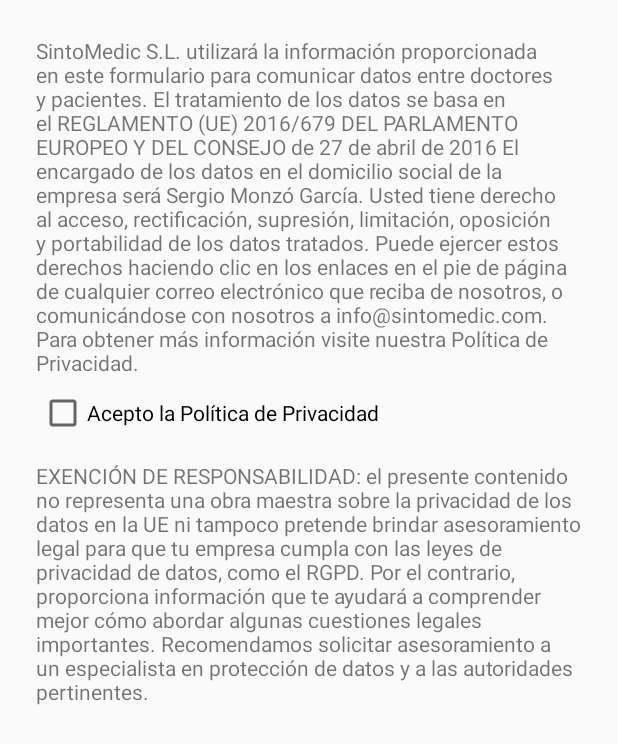
After one commit to Sergiotmg/SintoMedic, an Android app: the layout privacity_dialog.xml on its own in the app's theme, with its tools: preview values and no code run, on a phone screen of 412 x 824 dp. The commit adds this screen. Shown: the top 744 px of the screen. Run offline under Robolectric (Android 15) with nearby library versions, the phone set to English and light mode, and no system bars.

Commit message:
mods campos  temp, presion  pueden ser nulos, muestra nulo + politica privacidad + toast registros

```diff
--- a/app/build.gradle
+++ b/app/build.gradle
@@ -4,7 +4,7 @@ apply plugin: 'com.android.application'
 android {
     compileSdkVersion 28
     defaultConfig {
-        applicationId "com.example.sintomedicCASA"
+        applicationId "com.example.sintomedicCasa"
         minSdkVersion 19
         targetSdkVersion 28
         versionCode 1
--- a/app/src/main/java/com/example/sintomedicCasa/viewmodel/RegisterDoctorViewModel.java
+++ b/app/src/main/java/com/example/sintomedicCasa/viewmodel/RegisterDoctorViewModel.java
@@ -51,7 +51,7 @@ public class RegisterDoctorViewModel extends ViewModel {
         }
     }
 
-    private boolean isRegisterValid() {
+    public boolean isRegisterValid() {
         return isCorreoValid() && isNombreValid() && isApellidosValid()
                 && isDniNieValid() && isNumColegiadoValid() && isContraseniaValid();
     }
--- a/app/src/main/java/com/example/sintomedicCasa/viewmodel/RegisterPacienteViewModel.java
+++ b/app/src/main/java/com/example/sintomedicCasa/viewmodel/RegisterPacienteViewModel.java
@@ -52,7 +52,7 @@ public class RegisterPacienteViewModel extends ViewModel {
         }
     }
 
-    private boolean isRegisterValid() {
+    public boolean isRegisterValid() {
         return isCorreoValid() && isNombreValid() && isApellidosValid()
                 && isDniNieValid() && isContraseniaValid();
     }
--- a/app/src/main/res/layout/activity_show_sintoma_paciente.xml
+++ b/app/src/main/res/layout/activity_show_sintoma_paciente.xml
@@ -102,7 +102,7 @@
             android:layout_marginEnd="16dp"
             android:ems="10"
             android:inputType="none"
-            android:text="@{String.valueOf(vm.sintoma.data.temperatura)}"
+            android:text="@{String.valueOf(vm.sintoma.data.temperatura ?? ``)}"
             android:textColor="@android:color/black"
             android:textSize="18sp"
             app:layout_constraintBaseline_toBaselineOf="@+id/txt_temp_ver"
@@ -117,7 +117,7 @@
             android:layout_marginEnd="16dp"
             android:ems="10"
             android:inputType="none"
-            android:text="@{String.valueOf(vm.sintoma.data.presionArterialAlta)}"
+            android:text="@{String.valueOf(vm.sintoma.data.presionArterialAlta ?? ``)}"
             android:textColor="@android:color/black"
             android:textSize="18sp"
             app:layout_constraintBaseline_toBaselineOf="@+id/txt_presion_alta_ver"
@@ -159,7 +159,7 @@
             android:layout_marginStart="8dp"
             android:layout_marginEnd="16dp"
             android:inputType="none"
-            android:text="@{String.valueOf(vm.sintoma.data.presionArterialBaja)}"
+            android:text="@{String.valueOf(vm.sintoma.data.presionArterialBaja ?? ``)}"
             android:textColor="@android:color/black"
             android:textSize="18sp"
             app:layout_constraintBaseline_toBaselineOf="@+id/txt_presion_baja_ver"
--- a/app/src/main/res/layout/lista_doctores_item.xml
+++ b/app/src/main/res/layout/lista_doctores_item.xml
@@ -11,7 +11,7 @@
 
     <android.support.constraint.ConstraintLayout xmlns:android="http://schemas.android.com/apk/res/android"
         xmlns:app="http://schemas.android.com/apk/res-auto"
-        android:background="@color/FondosBlue"
+        android:background="#f2f2f2"
         android:layout_width="match_parent"
         android:layout_height="wrap_content">
 
@@ -24,7 +24,7 @@
             android:foregroundGravity="center_vertical|center"
             android:gravity="center"
             android:text="@{doctor.nombre + ` ` + doctor.apellidos}"
-            android:textColor="@android:color/darker_gray"
+            android:textColor="@android:color/black"
             android:textSize="18sp"
             app:layout_constraintStart_toStartOf="parent"
             app:layout_constraintTop_toTopOf="parent" />
--- /dev/null
+++ b/app/src/main/res/layout/privacity_dialog.xml
@@ -0,0 +1,60 @@
+<?xml version="1.0" encoding="utf-8"?>
+<FrameLayout xmlns:android="http://schemas.android.com/apk/res/android"
+    xmlns:app="http://schemas.android.com/apk/res-auto"
+    xmlns:tools="http://schemas.android.com/tools"
+    android:layout_width="match_parent"
+    android:layout_height="match_parent">
+
+    <android.support.constraint.ConstraintLayout
+        android:id="@+id/privacity_layout"
+        android:layout_width="match_parent"
+        android:layout_height="wrap_content">
+
+        <ScrollView
+            android:id="@+id/scrollView3"
+            android:layout_width="match_parent"
+            android:layout_height="wrap_content"
+            android:fillViewport="true"
+            app:layout_constraintEnd_toEndOf="parent"
+            app:layout_constraintStart_toStartOf="parent"
+            app:layout_constraintTop_toTopOf="parent">
+
+            <android.support.constraint.ConstraintLayout
+                android:layout_width="match_parent"
+                android:layout_height="wrap_content"
+                android:padding="24dp">
+
+                <TextView
+                    android:id="@+id/textView2"
+                    android:layout_width="match_parent"
+                    android:layout_height="wrap_content"
+                    android:text="SintoMedic S.L. utilizará la información proporcionada en este formulario para comunicar datos entre doctores y pacientes. El tratamiento de los datos se basa en el REGLAMENTO (UE) 2016/679 DEL PARLAMENTO EUROPEO Y DEL CONSEJO de 27 de abril de 2016 El encargado de los datos en el domicilio social de la empresa será Sergio Monzó García. Usted tiene derecho al acceso, rectificación, supresión, limitación, oposición y portabilidad de los datos tratados. Puede ejercer estos derechos haciendo clic en los enlaces en el pie de página de cualquier correo electrónico que reciba de nosotros, o comunicándose con nosotros a info@sintomedic.com. Para obtener más información visite nuestra Política de Privacidad."
+                    app:layout_constraintEnd_toEndOf="parent"
+                    app:layout_constraintStart_toStartOf="parent"
+                    app:layout_constraintTop_toTopOf="parent" />
+
+                <CheckBox
+                    android:id="@+id/checkBoxPrivacity"
+                    android:layout_width="wrap_content"
+                    android:layout_height="wrap_content"
+                    android:layout_marginStart="2dp"
+                    android:layout_marginTop="8dp"
+                    android:text="Acepto la Política de Privacidad"
+                    app:layout_constraintStart_toStartOf="@+id/textView2"
+                    app:layout_constraintTop_toBottomOf="@+id/textView2" />
+
+                <TextView
+                    android:layout_width="match_parent"
+                    android:layout_height="wrap_content"
+                    android:layout_marginTop="16dp"
+                    android:text="EXENCIÓN DE RESPONSABILIDAD: el presente contenido no representa una obra maestra sobre la privacidad de los datos en la UE ni tampoco pretende brindar asesoramiento legal para que tu empresa cumpla con las leyes de privacidad de datos, como el RGPD. Por el contrario, proporciona información que te ayudará a comprender mejor cómo abordar algunas cuestiones legales importantes. Recomendamos solicitar asesoramiento a un especialista en protección de datos y a las autoridades pertinentes."
+                    app:layout_constraintStart_toStartOf="@+id/textView2"
+                    app:layout_constraintTop_toBottomOf="@+id/checkBoxPrivacity" />
+
+            </android.support.constraint.ConstraintLayout>
+
+        </ScrollView>
+
+    </android.support.constraint.ConstraintLayout>
+
+</FrameLayout>
--- a/app/src/main/res/layout/show_doctores_dialog.xml
+++ b/app/src/main/res/layout/show_doctores_dialog.xml
@@ -31,6 +31,7 @@
                 android:layout_width="wrap_content"
                 android:layout_height="wrap_content"
                 android:layout_marginEnd="8dp"
+                android:gravity="center"
                 android:text="Sin doctores registrados"
                 android:textAllCaps="false"
                 android:textColor="@android:color/black"
```
Also changed, not shown: app/src/main/java/com/example/sintomedicCasa/model/Sintoma.java (+21 -9 lines), app/src/main/java/com/example/sintomedicCasa/view/LoginActivity.java (+16 -2 lines), app/src/main/java/com/example/sintomedicCasa/view/PrivacityFragmentDialog.java (added, +68 -0 lines), app/src/main/java/com/example/sintomedicCasa/view/RegisterDoctorActivity.java (+13 -7 lines), app/src/main/java/com/example/sintomedicCasa/view/RegisterPacienteActivity.java (+13 -7 lines), app/src/main/java/com/example/sintomedicCasa/viewmodel/ShowFichaPacienteViewModel.java (+15 -2 lines), app/src/main/java/com/example/sintomedicCasa/viewmodel/ShowSintomasPacienteViewModel.java (+17 -1 lines), app/src/main/res/values/strings.xml (+1 -7 lines).
